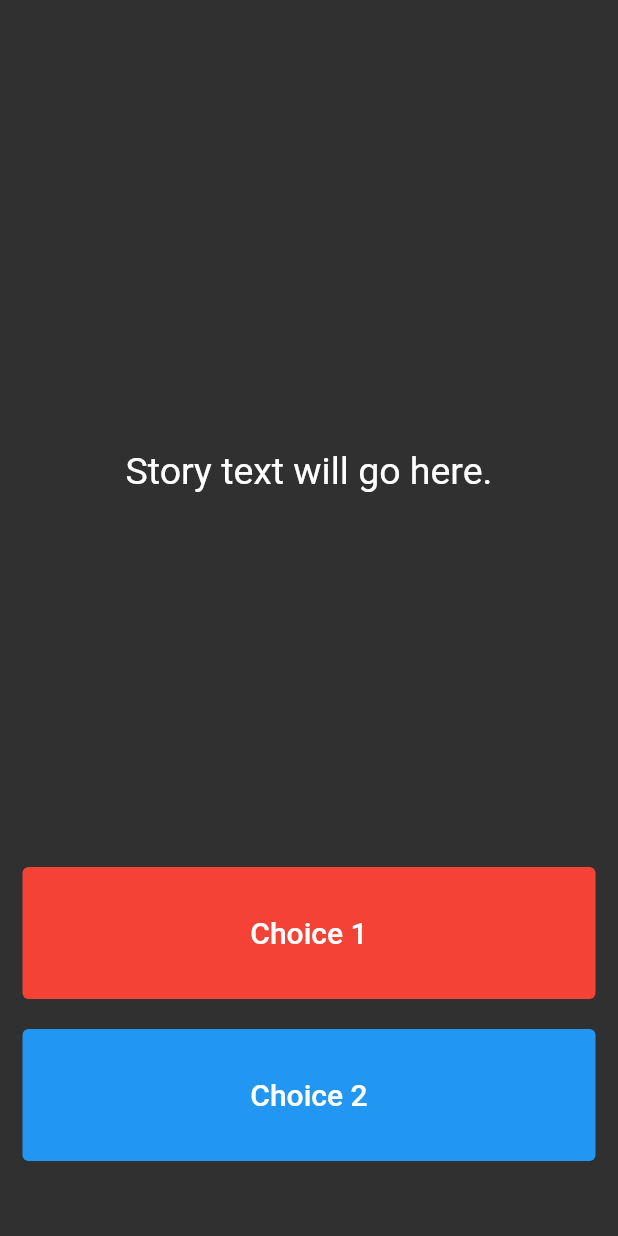
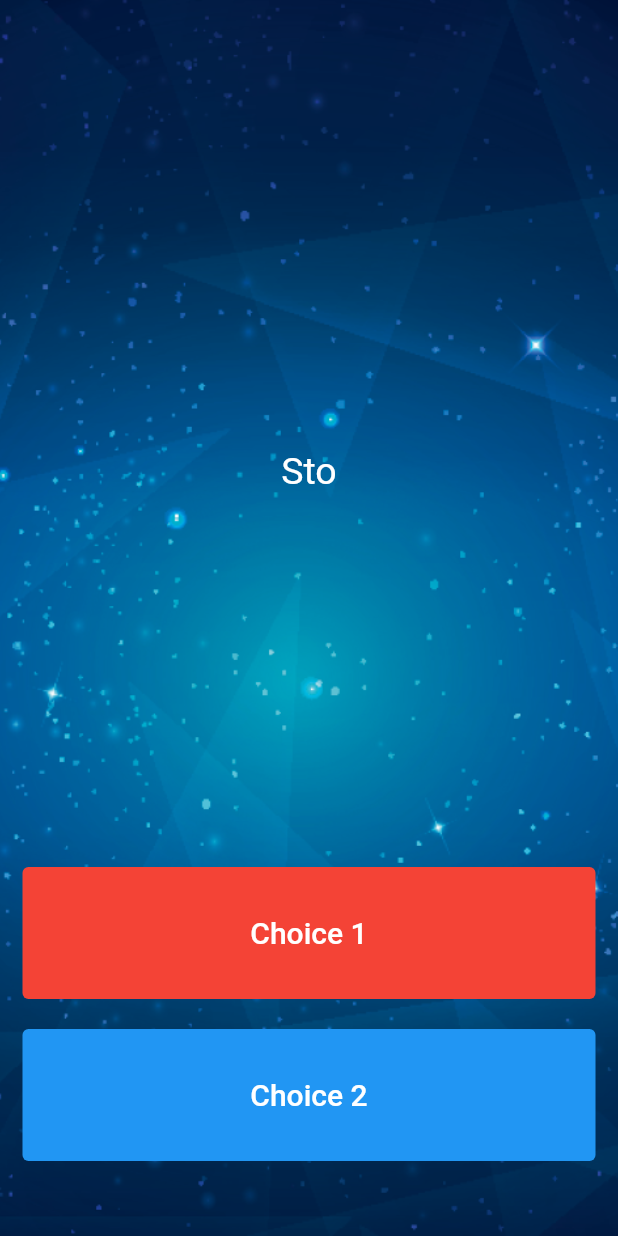
Before and after one commit to HeratUni-CS/destini-Mostafa-Hussaini, a Flutter app: the screen it shows after launch, on a phone screen of 412 x 824 dp. Run offline on Flutter 3.47's test engine with Material 2 defaults, Android fonts, the phone set to English and light mode, and no system bars.

Commit message:
step 1 & 2 done

```diff
--- a/lib/main.dart
+++ b/lib/main.dart
@@ -24,7 +24,11 @@ class _StoryPageState extends State<StoryPage> {
   Widget build(BuildContext context) {
     return Scaffold(
       body: Container(
-        //TODO: Step 1 - Add background.png to this Container as a background image.
+       decoration: BoxDecoration(
+          image: DecorationImage(
+            image: AssetImage("images/background.png"),
+            fit: BoxFit.cover,
+          ),),
         padding: EdgeInsets.symmetric(vertical: 50.0, horizontal: 15.0),
         constraints: BoxConstraints.expand(),
         child: SafeArea(
@@ -36,7 +40,7 @@ class _StoryPageState extends State<StoryPage> {
                 child: Center(
                   child: Text(
                     //TODO: Step 10 - use the storyBrain to get the first story title and display it in this Text Widget.
-                    'Story text will go here.',
+                    'Sto',
                     style: TextStyle(
                       fontSize: 25.0,
                     ),
--- a/lib/story.dart
+++ b/lib/story.dart
@@ -1,4 +1,6 @@
-//TODO: Step 2 - Create a new class called Story.
+class Story{
+
+}
 
 //TODO: Step 3 - Create 3 properties for this class, A. storyTitle to store the story text. B. choice1 to store the text for choice 1, C. choice2 to store the text for choice 2.
 
```
Also changed, not shown: pubspec.lock.
